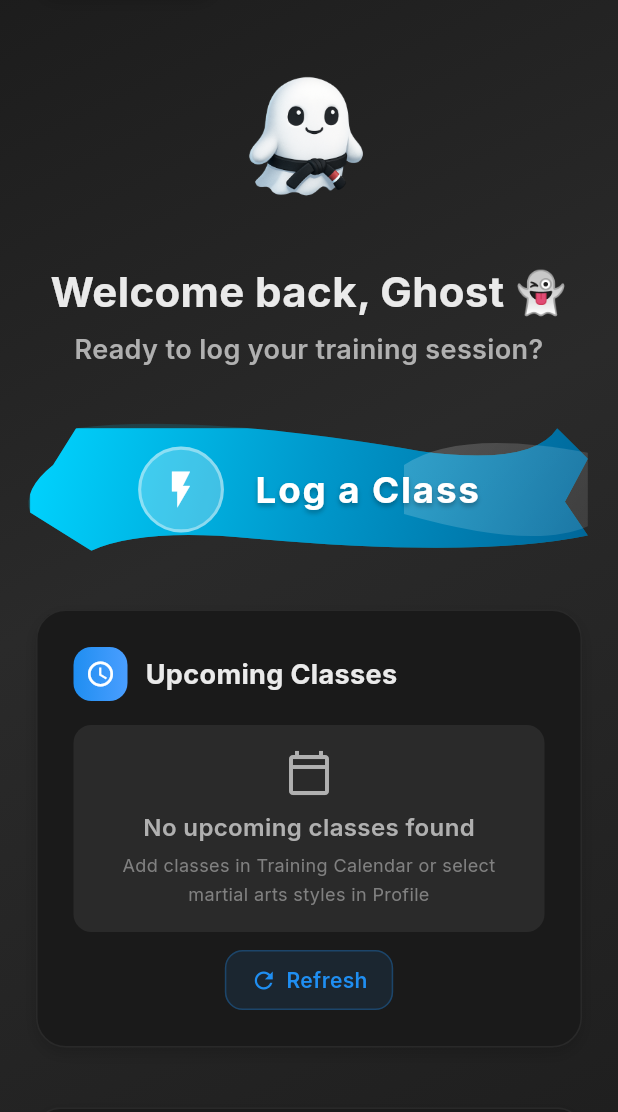
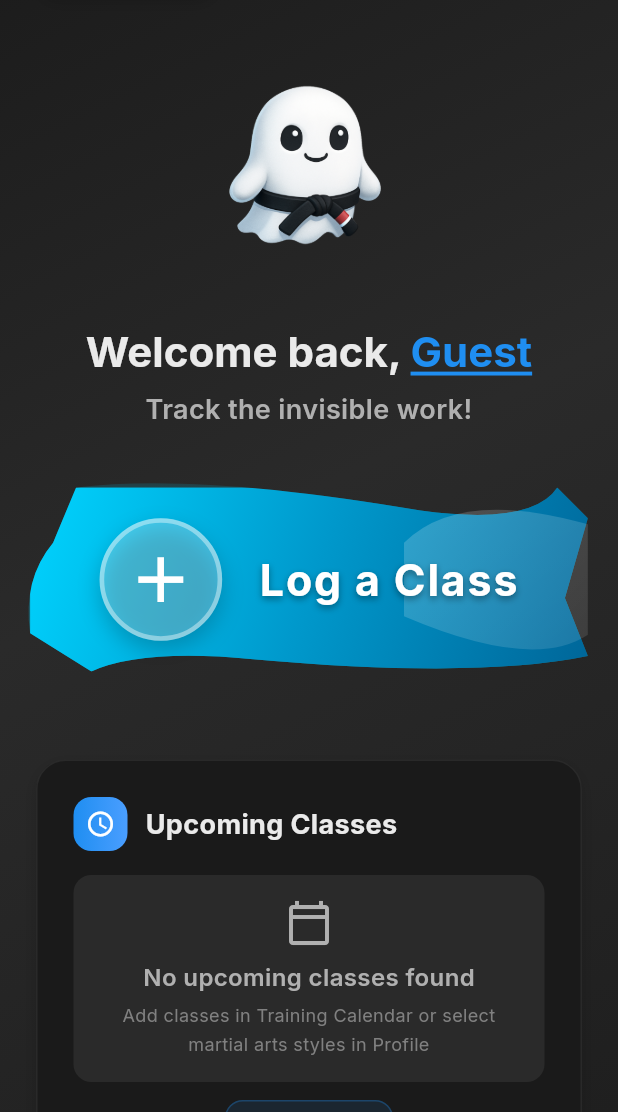
Before and after one commit to nsapsead/ghostroll, a Flutter app: the QuickLogScreen screen opened by its route, on a phone screen of 412 x 824 dp, the part 124-1236 px from its top. Run offline on Flutter 3.47's test engine with Material 3 defaults, Android fonts, the phone set to English and light mode, and no system bars; our stand-ins replace confetti, flutter_animate, flutter_colorpicker, google_fonts, rxdart, shared_preferences; accounts and stored records are empty.

Commit message:
update to include removal of 'progress' on the main page' clean up of graphics to draw the eye to the 'log' section

```diff
--- a/lib/screens/quick_log_screen.dart
+++ b/lib/screens/quick_log_screen.dart
@@ -102,7 +102,9 @@ class RadicalButtonBorder extends ShapeBorder {
 }
 
 class QuickLogScreen extends StatefulWidget {
-  const QuickLogScreen({super.key});
+  final VoidCallback? onNavigateToProfile;
+
+  const QuickLogScreen({super.key, this.onNavigateToProfile});
 
   @override
   State<QuickLogScreen> createState() => _QuickLogScreenState();
@@ -120,6 +122,7 @@ class _QuickLogScreenState extends State<QuickLogScreen>
   bool _showConfetti = false;
   List<Map<String, dynamic>> _upcomingClasses = [];
   bool _isLoadingClasses = true;
+  String _userName = 'Guest'; // Default to Guest
 
   @override
   void initState() {
@@ -161,6 +164,32 @@ class _QuickLogScreenState extends State<QuickLogScreen>
     _slideController.forward();
 
     _loadUpcomingClasses();
+    _loadUserName();
+  }
+
+  Future<void> _loadUserName() async {
+    try {
+      final profileData = await ProfileService.loadProfileData();
+      setState(() {
+        String firstName = '';
+
+        // Try to get firstName directly
+        if (profileData['firstName'] != null && profileData['firstName'].toString().trim().isNotEmpty) {
+          firstName = profileData['firstName'];
+        }
+        // Fall back to splitting existing 'name' field for backward compatibility
+        else if (profileData['name'] != null && profileData['name'].toString().trim().isNotEmpty) {
+          final nameParts = profileData['name'].toString().trim().split(' ');
+          firstName = nameParts.isNotEmpty ? nameParts.first : '';
+        }
+
+        _userName = firstName.isNotEmpty ? firstName : 'Guest';
+      });
+    } catch (e) {
+      setState(() {
+        _userName = 'Guest';
+      });
+    }
   }
 
   @override
@@ -168,6 +197,7 @@ class _QuickLogScreenState extends State<QuickLogScreen>
     super.didChangeDependencies();
     // Refresh upcoming classes when screen becomes visible
     _loadUpcomingClasses();
+    _loadUserName(); // Also refresh user name
   }
 
   @override
@@ -271,10 +301,8 @@ class _QuickLogScreenState extends State<QuickLogScreen>
                               _buildWelcomeSection(),
                               const SizedBox(height: 40),
                               _buildMainLogButton(),
-                              const SizedBox(height: 40),
+                              const SizedBox(height: 60),
                               _buildUpcomingClassesSection(),
-                              const SizedBox(height: 40),
-                              _buildStatsCard(),
                               const SizedBox(height: 24),
                             ],
                           ),
@@ -340,8 +368,8 @@ class _QuickLogScreenState extends State<QuickLogScreen>
               // Ghost mascot tap effect
             },
             child: Container(
-              width: 120,
-              height: 120,
+              width: 160,
+              height: 160,
               decoration: BoxDecoration(
                 borderRadius: BorderRadius.circular(20),
               ),
@@ -375,17 +403,39 @@ class _QuickLogScreenState extends State<QuickLogScreen>
           ),
         ),
         const SizedBox(height: 24),
-        Text(
-          "Welcome back, Ghost 👻",
+        GestureDetector(
+          onTap: _userName == 'Guest' ? () {
+            // Use callback to navigate to profile tab
+            widget.onNavigateToProfile?.call();
+          } : null,
+          child: RichText(
+            textAlign: TextAlign.center,
+            text: TextSpan(
               style: GhostRollTheme.headlineLarge.copyWith(
                 fontSize: 28,
                 fontWeight: FontWeight.bold,
               ),
-          textAlign: TextAlign.center,
+              children: [
+                TextSpan(text: "Welcome back, "),
+                TextSpan(
+                  text: _userName,
+                  style: _userName == 'Guest'
+                    ? GhostRollTheme.headlineLarge.copyWith(
+                        fontSize: 28,
+                        fontWeight: FontWeight.bold,
+                        color: GhostRollTheme.flowBlue,
+                        decoration: TextDecoration.underline,
+                        decorationColor: GhostRollTheme.flowBlue,
+                      )
+                    : null,
+                ),
+              ],
+            ),
+          ),
         ),
         const SizedBox(height: 8),
         Text(
-          "Ready to log your training session?",
+          "Track the invisible work!",
           style: GhostRollTheme.titleMedium.copyWith(
             color: GhostRollTheme.textSecondary,
             fontSize: 18,
@@ -401,7 +451,7 @@ class _QuickLogScreenState extends State<QuickLogScreen>
       scale: _pulseAnimation,
       child: Container(
         width: double.infinity,
-        height: 80,
+        height: 120,
         child: Stack(
           children: [
             // Background with radical shape
@@ -409,7 +459,7 @@ class _QuickLogScreenState extends State<QuickLogScreen>
               clipper: RadicalButtonClipper(),
               child: Container(
                 width: double.infinity,
-                height: 80,
+                height: 120,
                 decoration: BoxDecoration(
                   gradient: const LinearGradient(
                     colors: [
@@ -466,45 +516,60 @@ class _QuickLogScreenState extends State<QuickLogScreen>
                 child: InkWell(
                   onTap: _onLogSession,
                   customBorder: RadicalButtonBorder(),
-                  child: Center(
+                  child: Stack(
+                    children: [
+                      // Centered horizontal layout with plus icon and text
+                      Center(
                         child: Row(
                           mainAxisAlignment: MainAxisAlignment.center,
                           children: [
+                            // Plus icon on the left
                             Container(
-                          padding: const EdgeInsets.all(12),
+                              width: 80,
+                              height: 80,
                               decoration: BoxDecoration(
                                 color: Colors.white.withOpacity(0.25),
                                 shape: BoxShape.circle,
                                 border: Border.all(
                                   color: Colors.white.withOpacity(0.4),
-                              width: 2,
+                                  width: 3,
+                                ),
+                                boxShadow: [
+                                  BoxShadow(
+                                    color: Colors.black.withOpacity(0.2),
+                                    blurRadius: 12,
+                                    offset: const Offset(0, 6),
+                                  ),
+                                ],
+                              ),
+                              child: const Icon(
+                                Icons.add,
+                                color: Colors.white,
+                                size: 50,
                               ),
                             ),
-                          child: const Icon(
-                            Icons.flash_on,
-                            color: Colors.white,
-                            size: 28,
-                          ),
-                        ),
-                        const SizedBox(width: 20),
+                            const SizedBox(width: 24),
+                            // Text beside the icon
                             Text(
                               'Log a Class',
                               style: GhostRollTheme.headlineSmall.copyWith(
                                 color: Colors.white,
                                 fontWeight: FontWeight.bold,
-                            fontSize: 24,
+                                fontSize: 28,
                                 letterSpacing: 1.2,
                                 shadows: [
                                   Shadow(
-                                color: Colors.black.withOpacity(0.3),
+                                    color: Colors.black.withOpacity(0.4),
                                     offset: const Offset(0, 2),
-                                blurRadius: 4,
+                                    blurRadius: 6,
                                   ),
                                 ],
                               ),
                             ),
                           ],
                         ),
+                      ),
+                    ],
                   ),
                 ),
               ),
@@ -768,129 +833,4 @@ class _QuickLogScreenState extends State<QuickLogScreen>
         return GhostRollTheme.flowGradient;
     }
   }
-
-  Widget _buildStatsCard() {
-    return Container(
-      padding: const EdgeInsets.all(20),
-      decoration: BoxDecoration(
-        color: GhostRollTheme.card,
-        borderRadius: BorderRadius.circular(16),
-        boxShadow: GhostRollTheme.medium,
-        border: Border.all(
-          color: GhostRollTheme.textSecondary.withOpacity(0.1),
-          width: 1,
-        ),
-      ),
-      child: Column(
-        children: [
-          Row(
-            children: [
-              Container(
-                padding: const EdgeInsets.all(6),
-                decoration: BoxDecoration(
-                  gradient: const LinearGradient(
-                    colors: GhostRollTheme.grindGradient,
-                  ),
-                  borderRadius: BorderRadius.circular(8),
-                ),
-                child: Icon(
-                  Icons.trending_up,
-                  color: Colors.white,
-                  size: 16,
-                ),
-              ),
-              const SizedBox(width: 10),
-              Text(
-                'Progress',
-                style: GhostRollTheme.titleMedium.copyWith(
-                  fontWeight: FontWeight.bold,
-                ),
-              ),
-            ],
-          ),
-          const SizedBox(height: 16),
-          Row(
-            mainAxisAlignment: MainAxisAlignment.spaceAround,
-            children: [
-              _buildStatItem('Sessions', '12', Icons.fitness_center, GhostRollTheme.flowGradient),
-              _buildStatItem('Streak', '5', Icons.local_fire_department, GhostRollTheme.grindGradient),
-              _buildStatItem('Hours', '24', Icons.timer, GhostRollTheme.recoveryGradient),
-            ],
-          ),
-          const SizedBox(height: 16),
-          Container(
-            width: double.infinity,
-            height: 6,
-            decoration: BoxDecoration(
-              borderRadius: BorderRadius.circular(3),
-              color: GhostRollTheme.overlayDark,
-            ),
-            child: FractionallySizedBox(
-              alignment: Alignment.centerLeft,
-              widthFactor: 0.7,
-              child: Container(
-                decoration: BoxDecoration(
-                  gradient: const LinearGradient(
-                    colors: GhostRollTheme.flowGradient,
-                  ),
-                  borderRadius: BorderRadius.circular(3),
-                ),
-              ),
-            ),
-          ),
-          const SizedBox(height: 8),
-          Text(
-            '70% to weekly goal',
-            textAlign: TextAlign.center,
-            style: GhostRollTheme.bodySmall.copyWith(
-              color: GhostRollTheme.textSecondary,
-              fontWeight: FontWeight.w500,
-            ),
-          ),
-        ],
-      ),
-    );
 }
-
-  Widget _buildStatItem(String label, String value, IconData icon, List<Color> gradient) {
-    return Column(
-      children: [
-        Container(
-          padding: const EdgeInsets.all(8),
-          decoration: BoxDecoration(
-            gradient: LinearGradient(colors: gradient),
-            borderRadius: BorderRadius.circular(8),
-            boxShadow: [
-              BoxShadow(
-                color: gradient[0].withOpacity(0.3),
-                blurRadius: 4,
-                offset: const Offset(0, 2),
-              ),
-            ],
-          ),
-          child: Icon(
-            icon,
-            color: Colors.white,
-            size: 16,
-          ),
-        ),
-        const SizedBox(height: 6),
-        Text(
-          value,
-          style: GhostRollTheme.titleSmall.copyWith(
-            fontWeight: FontWeight.bold,
-            color: GhostRollTheme.text,
-          ),
-        ),
-        Text(
-          label,
-          style: GhostRollTheme.bodySmall.copyWith(
-            fontWeight: FontWeight.w500,
-            color: GhostRollTheme.textSecondary,
-            fontSize: 11,
-          ),
-        ),
-      ],
-    );
-  }
-}
```
Also changed, not shown: lib/screens/main_navigation_screen.dart (+22 -3 lines), lib/screens/profile_screen.dart (+110 -44 lines). Lines whose indentation alone changed are shown as unchanged.
